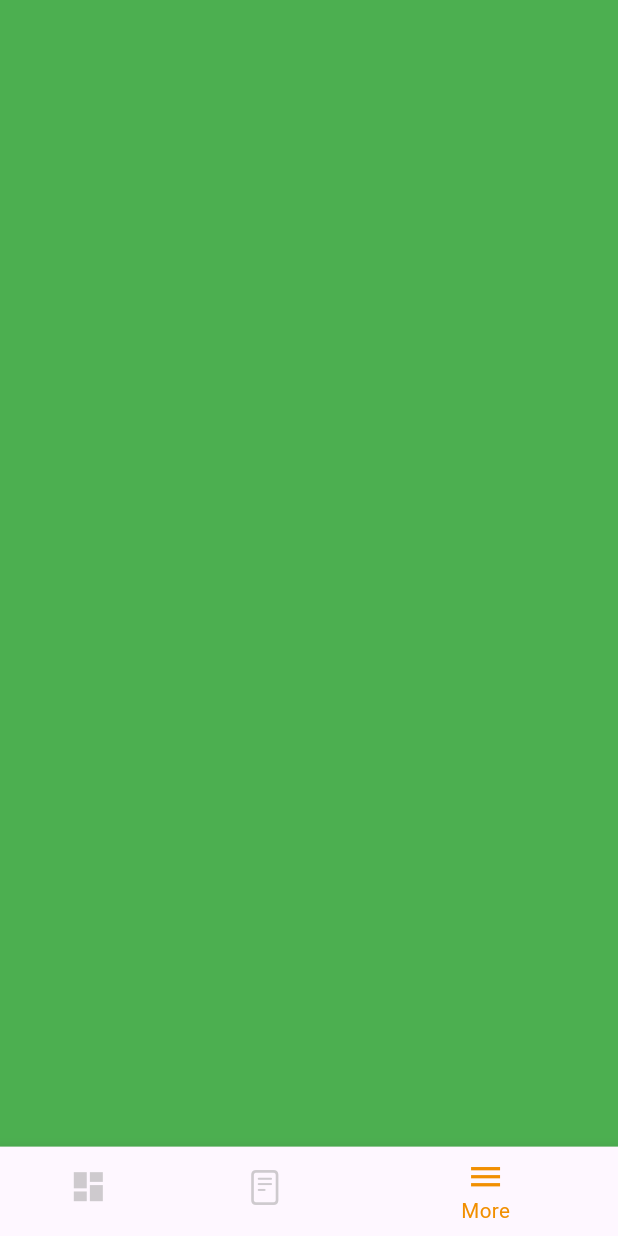
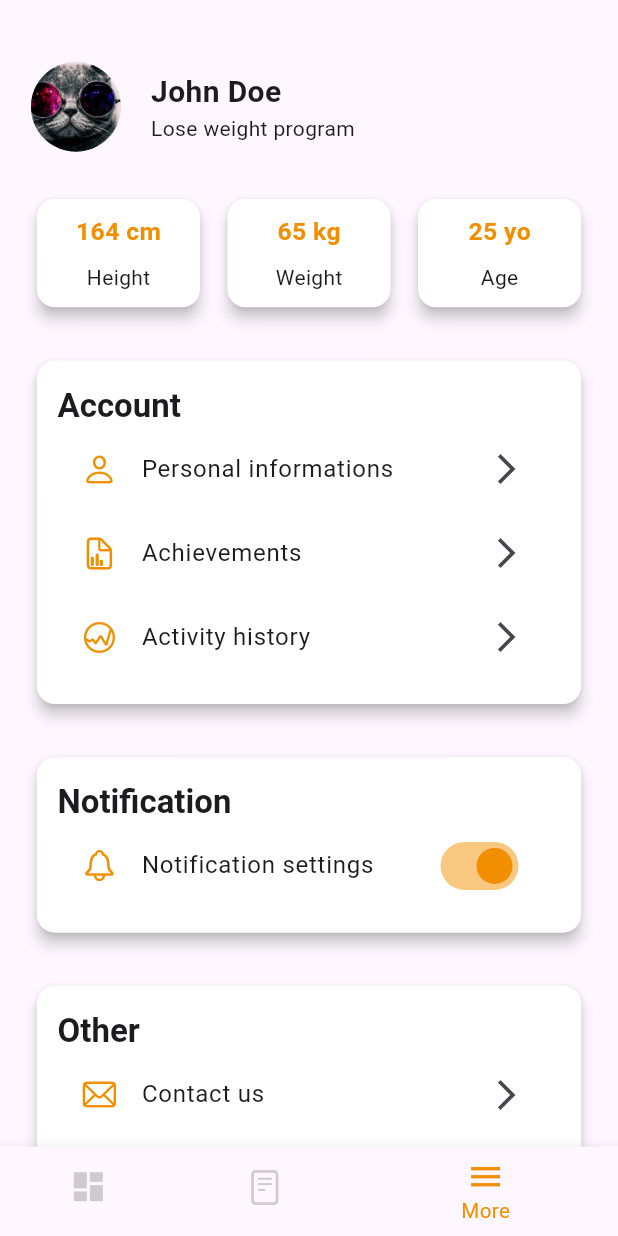
Before and after one commit to ReflectIQBusiness/sportify, a Flutter app: the screen it shows after launch, item 3 of the bottom bar chosen, on a phone screen of 412 x 824 dp. Run offline on Flutter 3.47's test engine with Material 3 defaults, Android fonts, the phone set to English and light mode, and no system bars; our stand-ins replace easy_date_timeline, flutter_svg, get, glassmorphism, image_cropper, image_picker and 5 more; missing offline and left inert: dart:ffi, health; network calls fail.

Commit message:
settings page

```diff
--- a/lib/controller/home_page_controller.dart
+++ b/lib/controller/home_page_controller.dart
@@ -37,14 +37,12 @@ class HomePageController extends GetxController {
     Program(
       id: 2,
       name: "Abs Workouts",
-      image:
-          "https://encrypted-tbn0.gstatic.com/images?q=tbn:ANd9GcRFoeBRdfkTwKx3mWWj-8YVMB7qVI_LKSGaunYkd78MrvpkisSBKXrbpF_LbG-PAAPmlFQ&usqp=CAU",
+      image: "https://encrypted-tbn0.gstatic.com/images?q=tbn:ANd9GcRFoeBRdfkTwKx3mWWj-8YVMB7qVI_LKSGaunYkd78MrvpkisSBKXrbpF_LbG-PAAPmlFQ&usqp=CAU",
     ),
     Program(
       id: 3,
       name: "Legs Workouts",
-      image:
-          "https://encrypted-tbn0.gstatic.com/images?q=tbn:ANd9GcSDQ7zl-9saJcmY-J2V_14ZigWdKUT--CWnhllXywJlGvMAqeYBT1FGlQ5RXoYnFKABkxs&usqp=CAU",
+      image: "https://encrypted-tbn0.gstatic.com/images?q=tbn:ANd9GcSDQ7zl-9saJcmY-J2V_14ZigWdKUT--CWnhllXywJlGvMAqeYBT1FGlQ5RXoYnFKABkxs&usqp=CAU",
     ),
     Program(
       id: 4,
@@ -96,6 +94,14 @@ class HomePageController extends GetxController {
   //calculate steps and status
 
   RxInt stepsCount = 0.obs;
+
+  //More page
+  RxBool notification = true.obs;
+
+  changeNotification() {
+    notification.value = !notification.value;
+    notification.refresh();
+  }
 
   getData() async {
     PermissionStatus permissionStatus = await Permission.activityRecognition.request();
@@ -228,8 +234,7 @@ class HomePageController extends GetxController {
       carbs: carbs,
       quantity: quantity.value,
       unit: "g",
-      image:
-          "https://images.ctfassets.net/grb5fvwhwnyo/VG5SnaREXOw0A46zLOPjQ/6d8f0a5a8731704096166a18d12b1ca2/Hero-Food-Fresh-Groceries.webp?w=813&fm=webp",
+      image: "https://images.ctfassets.net/grb5fvwhwnyo/VG5SnaREXOw0A46zLOPjQ/6d8f0a5a8731704096166a18d12b1ca2/Hero-Food-Fresh-Groceries.webp?w=813&fm=webp",
       mealId: meals.firstWhere((element) => element['isSelected'] == true)['id'],
       dateTime: selectedDateTime.value,
     ));
--- a/lib/views/home_page/home_page.dart
+++ b/lib/views/home_page/home_page.dart
@@ -5,12 +5,12 @@ import 'package:sportapplication/constants/colors.dart';
 import 'package:sportapplication/controller/home_page_controller.dart';
 import 'package:sportapplication/views/home_page/daily_nutritions.dart';
 import 'package:sportapplication/views/home_page/dashboard.dart';
+import 'package:sportapplication/views/more_page.dart';
 
 class HomePage extends StatelessWidget {
   HomePage({super.key});
   static const routeName = "/home-page";
-  final HomePageController homePageController =
-      Get.isRegistered<HomePageController>() ? Get.find<HomePageController>() : Get.put(HomePageController());
+  final HomePageController homePageController = Get.isRegistered<HomePageController>() ? Get.find<HomePageController>() : Get.put(HomePageController());
   @override
   Widget build(BuildContext context) {
     return Scaffold(
@@ -25,9 +25,9 @@ class HomePage extends StatelessWidget {
               DailyNutritions(
                 homePageController: homePageController,
               ),
-              Container(
-                color: Colors.green,
-              ),
+              MorePage(
+                homePageController: homePageController,
+              )
             ],
           );
         },
--- /dev/null
+++ b/lib/views/more_page.dart
@@ -0,0 +1,215 @@
+import 'package:flutter/cupertino.dart';
+import 'package:flutter/material.dart';
+import 'package:get/get.dart';
+import 'package:sportapplication/constants/colors.dart';
+import 'package:sportapplication/controller/home_page_controller.dart';
+
+class MorePage extends StatelessWidget {
+  final HomePageController homePageController;
+  const MorePage({
+    required this.homePageController,
+    super.key,
+  });
+
+  @override
+  Widget build(BuildContext context) {
+    var textStyle = TextStyle(fontSize: Get.width / 25, color: orangeCustom, fontWeight: FontWeight.bold);
+    return SingleChildScrollView(
+      child: Padding(
+        padding: EdgeInsets.only(
+          top: Get.height / 20,
+          left: Get.width / 20,
+          right: Get.width / 20,
+        ),
+        child: Column(
+          children: [
+            createInformationsRow(),
+            spacerVerticalSizedBox(),
+            createValuesRow(textStyle),
+            spacerVerticalSizedBox(),
+            createAccountCard(),
+            spacerVerticalSizedBox(),
+            createNotificationCard(),
+            spacerVerticalSizedBox(),
+            createOtherCard()
+          ],
+        ),
+      ),
+    );
+  }
+
+  Widget createValuesRow(TextStyle textStyle) {
+    return Row(
+      children: [
+        createValueCard(textStyle, "164 cm", "Height"),
+        spacerHorizontalSizedBox(),
+        createValueCard(textStyle, "65 kg", "Weight"),
+        spacerHorizontalSizedBox(),
+        createValueCard(textStyle, "25 yo", "Age"),
+      ],
+    );
+  }
+
+  Widget createOtherCard() {
+    return Card(
+      elevation: 4,
+      color: Colors.white,
+      surfaceTintColor: Colors.white,
+      child: Padding(
+        padding: EdgeInsets.symmetric(vertical: Get.height / 50, horizontal: Get.width / 30),
+        child: Column(crossAxisAlignment: CrossAxisAlignment.start, children: [
+          Text("Other", style: Get.textTheme.titleLarge!.copyWith(fontWeight: FontWeight.bold)),
+          ListTile(
+            leading: Icon(
+              CupertinoIcons.mail,
+              color: orangeCustom,
+            ),
+            title: Text("Contact us"),
+            trailing: Icon(Icons.arrow_forward_ios),
+          ),
+          ListTile(
+            leading: Icon(Icons.security, color: orangeCustom),
+            title: Text("Privacy policy"),
+            trailing: Icon(Icons.arrow_forward_ios),
+          ),
+          ListTile(
+            leading: Icon(Icons.settings_outlined, color: orangeCustom),
+            title: Text("Settings"),
+            trailing: Icon(Icons.arrow_forward_ios),
+          ),
+        ]),
+      ),
+    );
+  }
+
+  Widget createNotificationCard() {
+    return Card(
+        elevation: 4,
+        color: Colors.white,
+        surfaceTintColor: Colors.white,
+        child: Padding(
+          padding: EdgeInsets.symmetric(vertical: Get.height / 50, horizontal: Get.width / 30),
+          child: Column(
+            crossAxisAlignment: CrossAxisAlignment.start,
+            children: [
+              Text("Notification", style: Get.textTheme.titleLarge!.copyWith(fontWeight: FontWeight.bold)),
+              ListTile(
+                leading: Icon(
+                  CupertinoIcons.bell,
+                  color: orangeCustom,
+                ),
+                title: Text("Notification settings"),
+                trailing: Obx(
+                  () => Switch(
+                    value: homePageController.notification.value,
+                    onChanged: (value) {
+                      homePageController.changeNotification();
+                    },
+                    activeColor: orangeCustom,
+                  ),
+                ),
+              ),
+            ],
+          ),
+        ));
+  }
+
+  Widget createAccountCard() {
+    return Card(
+      elevation: 4,
+      color: Colors.white,
+      surfaceTintColor: Colors.white,
+      child: Padding(
+        padding: EdgeInsets.symmetric(vertical: Get.height / 50, horizontal: Get.width / 30),
+        child: Column(crossAxisAlignment: CrossAxisAlignment.start, children: [
+          Text("Account", style: Get.textTheme.titleLarge!.copyWith(fontWeight: FontWeight.bold)),
+          ListTile(
+            leading: Icon(
+              CupertinoIcons.person,
+              color: orangeCustom,
+            ),
+            title: Text("Personal informations"),
+            trailing: Icon(Icons.arrow_forward_ios),
+          ),
+          ListTile(
+            leading: Icon(CupertinoIcons.doc_chart, color: orangeCustom),
+            title: Text("Achievements"),
+            trailing: Icon(Icons.arrow_forward_ios),
+          ),
+          ListTile(
+            leading: Icon(CupertinoIcons.graph_circle, color: orangeCustom),
+            title: Text("Activity history"),
+            trailing: Icon(Icons.arrow_forward_ios),
+          ),
+        ]),
+      ),
+    );
+  }
+
+  Widget spacerVerticalSizedBox() {
+    return SizedBox(
+      height: Get.height / 30,
+    );
+  }
+
+  Widget spacerHorizontalSizedBox() {
+    return SizedBox(
+      width: Get.width / 40,
+    );
+  }
+
+  Widget createValueCard(TextStyle textStyle, value, text) {
+    return Expanded(
+      child: Card(
+        elevation: 4,
+        color: Colors.white,
+        surfaceTintColor: Colors.white,
+        child: Padding(
+          padding: EdgeInsets.symmetric(vertical: 10),
+          child: Column(
+            children: [
+              Text(value, style: textStyle),
+              SizedBox(
+                height: Get.height / 100,
+              ),
+              Text(text),
+            ],
+          ),
+        ),
+      ),
+    );
+  }
+
+  Widget createInformationsRow() {
+    return const Row(
+      children: [
+        Center(
+          child: CircleAvatar(
+            radius: 30,
+            backgroundImage: AssetImage(
+              "assets/cat.jpeg",
+            ),
+          ),
+        ),
+        SizedBox(
+          width: 20,
+        ),
+        Column(
+          crossAxisAlignment: CrossAxisAlignment.start,
+          children: [
+            Text(
+              "John Doe",
+              style: TextStyle(
+                fontSize: 20,
+                fontWeight: FontWeight.bold,
+              ),
+            ),
+            Text(
+              "Lose weight program",
+            ),
+          ],
+        ),
+      ],
+    );
+  }
+}
```
Also changed, not shown: assets/cat.jpeg (added), pubspec.lock.
